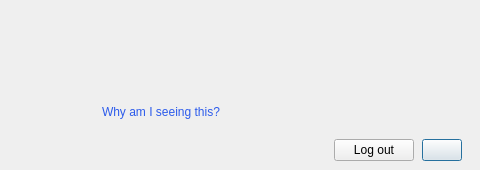
Old version of the form src/MEGASync/gui/ui/VerifyLockMessage.ui in the repository meganz/MEGAsync.
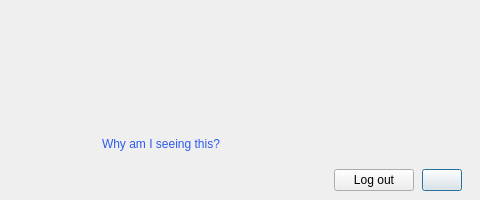
New version of the form.

Diff of the .ui file:
```diff
--- a/src/MEGASync/gui/ui/VerifyLockMessage.ui
+++ b/src/MEGASync/gui/ui/VerifyLockMessage.ui
@@ -7,19 +7,19 @@
     <x>0</x>
     <y>0</y>
     <width>480</width>
-    <height>170</height>
+    <height>200</height>
    </rect>
   </property>
   <property name="minimumSize">
    <size>
     <width>480</width>
-    <height>170</height>
+    <height>200</height>
    </size>
   </property>
   <property name="maximumSize">
    <size>
     <width>480</width>
-    <height>170</height>
+    <height>200</height>
    </size>
   </property>
   <property name="windowTitle">
@@ -171,6 +171,12 @@
         </item>
         <item>
          <widget class="QLabel" name="lVerifyEmailDesc">
+          <property name="minimumSize">
+           <size>
+            <width>0</width>
+            <height>70</height>
+           </size>
+          </property>
           <property name="text">
            <string/>
           </property>
```
